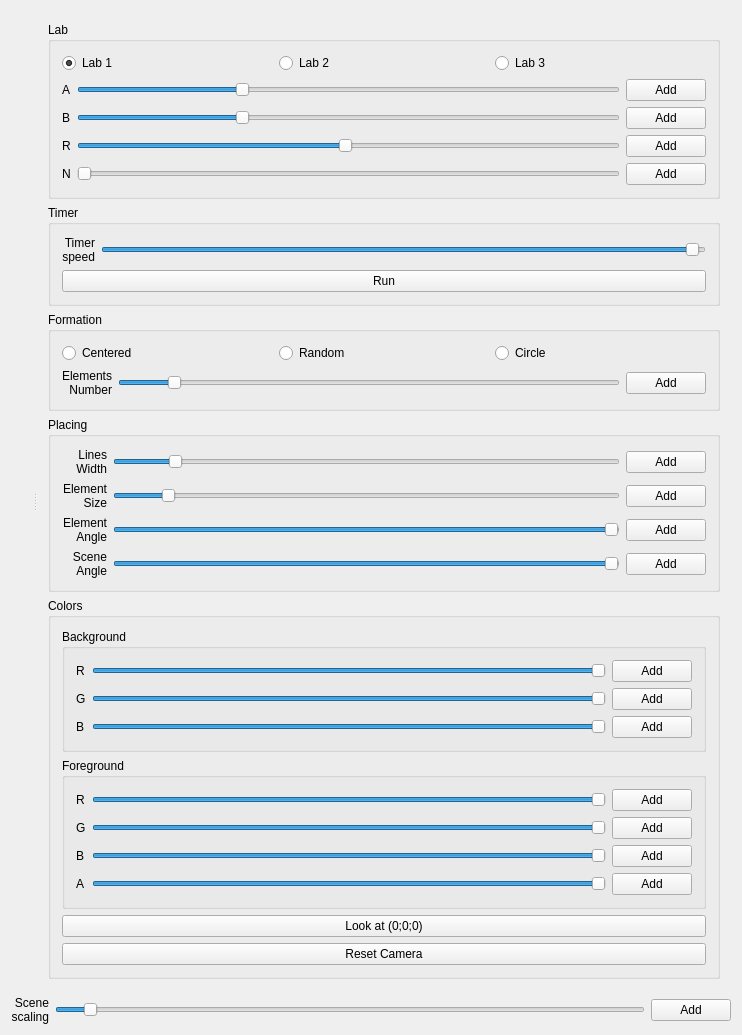
Old version of the form Lab1/Lab1.ui in the repository Cvelth/university_comp_graphich_project.
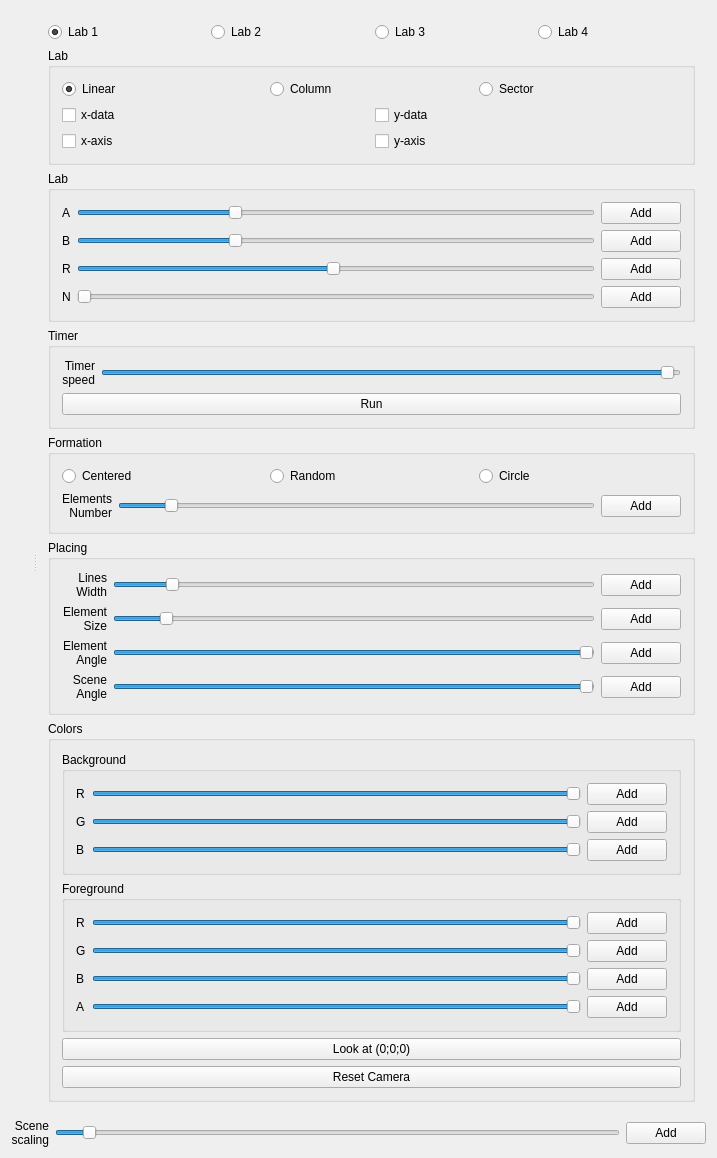
New version of the form.

```diff
--- a/Lab1/Lab1.ui
+++ b/Lab1/Lab1.ui
@@ -6,8 +6,8 @@
    <rect>
     <x>0</x>
     <y>0</y>
-    <width>742</width>
-    <height>910</height>
+    <width>713</width>
+    <height>1059</height>
    </rect>
   </property>
   <property name="windowTitle">
@@ -42,17 +42,11 @@
       </layout>
      </widget>
      <widget class="QWidget" name="verticalLayoutWidget">
-      <layout class="QVBoxLayout" name="verticalLayout" stretch="0,1,1,2,2">
+      <layout class="QVBoxLayout" name="verticalLayout" stretch="0,0,0,1,1,2,2">
        <property name="sizeConstraint">
         <enum>QLayout::SetMinimumSize</enum>
        </property>
        <item>
-        <widget class="QGroupBox" name="groupBox_7">
-         <property name="title">
-          <string>Lab</string>
-         </property>
-         <layout class="QVBoxLayout" name="verticalLayout_6">
-          <item>
            <layout class="QHBoxLayout" name="horizontalLayout_8">
             <item>
              <widget class="QRadioButton" name="lab1">
@@ -84,8 +78,106 @@
               </property>
              </widget>
             </item>
-           </layout>
-          </item>
+         <item>
+          <widget class="QRadioButton" name="lab4">
+           <property name="text">
+            <string>Lab 4</string>
+           </property>
+           <property name="checked">
+            <bool>false</bool>
+           </property>
+          </widget>
+         </item>
+        </layout>
+       </item>
+       <item>
+        <widget class="QGroupBox" name="lab4_groupBox">
+         <property name="title">
+          <string>Lab</string>
+         </property>
+         <layout class="QVBoxLayout" name="verticalLayout_7">
+          <item>
+           <layout class="QHBoxLayout" name="horizontalLayout_9">
+            <item>
+             <widget class="QRadioButton" name="linearButton">
+              <property name="text">
+               <string>Linear</string>
+              </property>
+              <property name="checked">
+               <bool>true</bool>
+              </property>
+             </widget>
+            </item>
+            <item>
+             <widget class="QRadioButton" name="columnButton">
+              <property name="text">
+               <string>Column</string>
+              </property>
+              <property name="checked">
+               <bool>false</bool>
+              </property>
+             </widget>
+            </item>
+            <item>
+             <widget class="QRadioButton" name="sectorButton">
+              <property name="text">
+               <string>Sector</string>
+              </property>
+              <property name="checked">
+               <bool>false</bool>
+              </property>
+             </widget>
+            </item>
+           </layout>
+          </item>
+          <item>
+           <layout class="QHBoxLayout" name="horizontalLayout_10">
+            <item>
+             <widget class="QCheckBox" name="xCheck">
+              <property name="text">
+               <string>x-data</string>
+              </property>
+             </widget>
+            </item>
+            <item>
+             <widget class="QCheckBox" name="yCheck">
+              <property name="text">
+               <string>y-data</string>
+              </property>
+             </widget>
+            </item>
+           </layout>
+          </item>
+          <item>
+           <layout class="QHBoxLayout" name="horizontalLayout_11">
+            <item>
+             <widget class="QCheckBox" name="xAxis">
+              <property name="text">
+               <string>x-axis</string>
+              </property>
+             </widget>
+            </item>
+            <item>
+             <widget class="QCheckBox" name="yAxis">
+              <property name="text">
+               <string>y-axis</string>
+              </property>
+             </widget>
+            </item>
+           </layout>
+          </item>
+         </layout>
+         <zorder></zorder>
+         <zorder>horizontalLayoutWidget_2</zorder>
+         <zorder>horizontalLayoutWidget_3</zorder>
+        </widget>
+       </item>
+       <item>
+        <widget class="QGroupBox" name="lab2_groupBox">
+         <property name="title">
+          <string>Lab</string>
+         </property>
+         <layout class="QVBoxLayout" name="verticalLayout_6">
           <item>
            <layout class="QGridLayout" name="gridLayout_6">
             <item row="1" column="1">
```
Left out of the diff: 76 changed lines with no effect on the pictures. Lines whose indentation alone changed are shown as unchanged.
